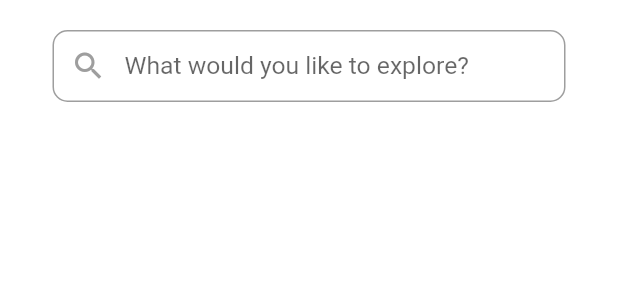
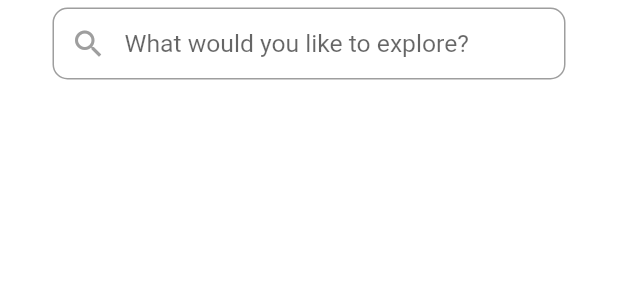
Before and after one commit to StanNieuwmans/Create.Explore, a Flutter app: the SearchField widget shown alone on an empty page, opened directly, on a phone screen of 412 x 824 dp. Shown: the top 300 px of the screen. Run offline on Flutter 3.47's test engine with Material 2 defaults, Android fonts, the phone set to English and light mode, and no system bars; network calls fail.

Commit message:
Updated some mediaquery + Networkimages

```diff
--- a/planapp/lib/Components/SearchField.dart
+++ b/planapp/lib/Components/SearchField.dart
@@ -21,7 +21,7 @@ class SearchField extends StatelessWidget {
           contentPadding: EdgeInsets.symmetric(horizontal: 0.0),
         ),
       ),
-      padding: EdgeInsets.symmetric(horizontal: 35.0, vertical: 20.0),
+      padding: EdgeInsets.symmetric(horizontal: 35.0, vertical: 5.0),
     );
   }
 }
--- a/planapp/lib/Components/TripPreview.dart
+++ b/planapp/lib/Components/TripPreview.dart
@@ -9,7 +9,8 @@ class TripPreview extends StatelessWidget {
       width: MediaQuery.of(context).size.width / 1.8,
       decoration: BoxDecoration(
           image: DecorationImage(
-            image: AssetImage("../assets/josh.jpg"),
+            image: NetworkImage(
+                "https://images.unsplash.com/photo-1612728303797-aad63f9dee79?ixid=MXwxMjA3fDB8MHxwaG90by1wYWdlfHx8fGVufDB8fHw%3D&ixlib=rb-1.2.1&auto=format&fit=crop&w=634&q=80"),
             fit: BoxFit.cover,
           ),
           borderRadius: BorderRadius.circular(20),
--- a/planapp/lib/Wrappers/TripPreviewWrapper.dart
+++ b/planapp/lib/Wrappers/TripPreviewWrapper.dart
@@ -7,7 +7,7 @@ class TripPreviewWrapper extends StatelessWidget {
   Widget build(BuildContext context) {
     return Container(
         margin: EdgeInsets.symmetric(vertical: 20.0, horizontal: 15.0),
-        height: MediaQuery.of(context).size.height / 1.8,
+        height: MediaQuery.of(context).size.height / 1.7, //fix height of preview
         child:
             ListView(scrollDirection: Axis.horizontal, children: <TripPreview>[
           TripPreview(),
--- a/planapp/lib/main.dart
+++ b/planapp/lib/main.dart
@@ -31,7 +31,7 @@ class Home extends StatelessWidget {
     return Scaffold(
       appBar: AppBar(
         title: Container(
-            child: Image.asset('../assets/logo.jpg', fit: BoxFit.cover),
+            child: Image.network('https://images.unsplash.com/photo-1545231027-637d2f6210f8?ixid=MXwxMjA3fDB8MHxwaG90by1wYWdlfHx8fGVufDB8fHw%3D&ixlib=rb-1.2.1&auto=format&fit=crop&w=675&q=80', fit: BoxFit.cover),
             padding: EdgeInsets.symmetric(horizontal: 20.0)),
         elevation: 0.0,
         actions: [
@@ -43,7 +43,7 @@ class Home extends StatelessWidget {
       bottomNavigationBar: BottomNavigationBar(
         selectedItemColor: Colors.blue,
         unselectedItemColor: Colors.grey,
-        iconSize: 35,
+        iconSize: MediaQuery.of(context).size.height / 30,
         currentIndex: 0,
         elevation: 0.0,
         showSelectedLabels: false,
--- a/planapp/pubspec.yaml
+++ b/planapp/pubspec.yaml
@@ -46,7 +46,8 @@ flutter:
 
   # To add assets to your application, add an assets section, like this:
   assets:
-    - assets/
+    - assets/images/logo.jpg
+    - assets/images/josh.jpg
 
   # An image asset can refer to one or more resolution-specific "variants", see
   # https://flutter.dev/assets-and-images/#resolution-aware.
```
Also changed, not shown: planapp/assets/images/josh.jpg (renamed from planapp/assets/josh.jpg), planapp/assets/images/logo.jpg (renamed from planapp/assets/logo.jpg).
